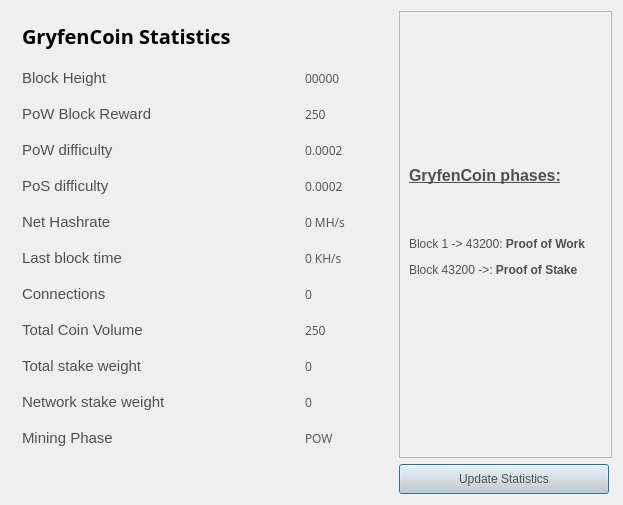
The window that src/qt/forms/statisticspage.ui (GryfenCrypto/gryfencoin) describes before a commit, drawn with Qt 5.
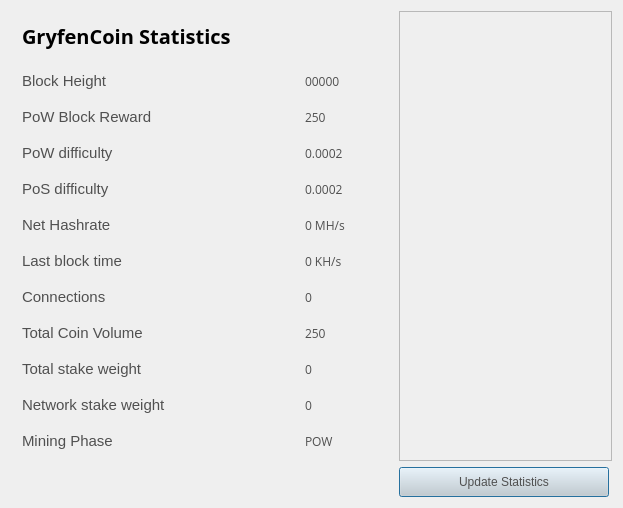
The same window after the commit.

The edit to the form file:
```diff
--- a/src/qt/forms/statisticspage.ui
+++ b/src/qt/forms/statisticspage.ui
@@ -10,7 +10,7 @@
     <x>0</x>
     <y>0</y>
     <width>623</width>
-    <height>505</height>
+    <height>508</height>
    </rect>
   </property>
   <property name="windowTitle">
@@ -51,19 +51,6 @@
      <property name="frameShadow">
       <enum>QFrame::Raised</enum>
      </property>
-     <widget class="QLabel" name="label">
-      <property name="geometry">
-       <rect>
-        <x>10</x>
-        <y>70</y>
-        <width>191</width>
-        <height>281</height>
-       </rect>
-      </property>
-      <property name="text">
-       <string>&lt;html&gt;&lt;head/&gt;&lt;body&gt;&lt;p&gt;&lt;span style=&quot; font-size:12pt; font-weight:600; text-decoration: underline;&quot;&gt;GryfenCoin phases:&lt;/span&gt;&lt;/p&gt;&lt;p align=&quot;center&quot;&gt;&lt;br/&gt;&lt;/p&gt;&lt;p&gt;Block 1 -&amp;gt; 43200: &lt;span style=&quot; font-weight:600;&quot;&gt;Proof of Work&lt;/span&gt;&lt;/p&gt;&lt;p&gt;Block 43200 -&amp;gt;: &lt;span style=&quot; font-weight:600;&quot;&gt;Proof of Stake&lt;/span&gt;&lt;/p&gt;&lt;/body&gt;&lt;/html&gt;</string>
-      </property>
-     </widget>
     </widget>
    </item>
    <item row="0" column="0">
```
